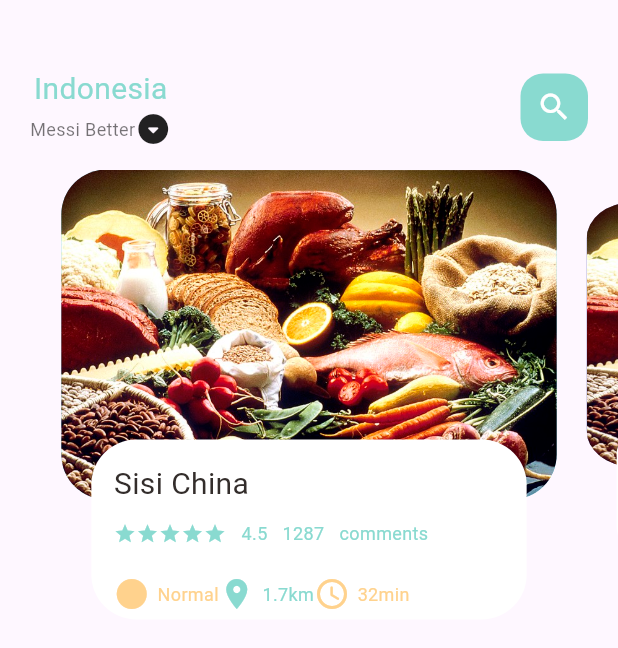
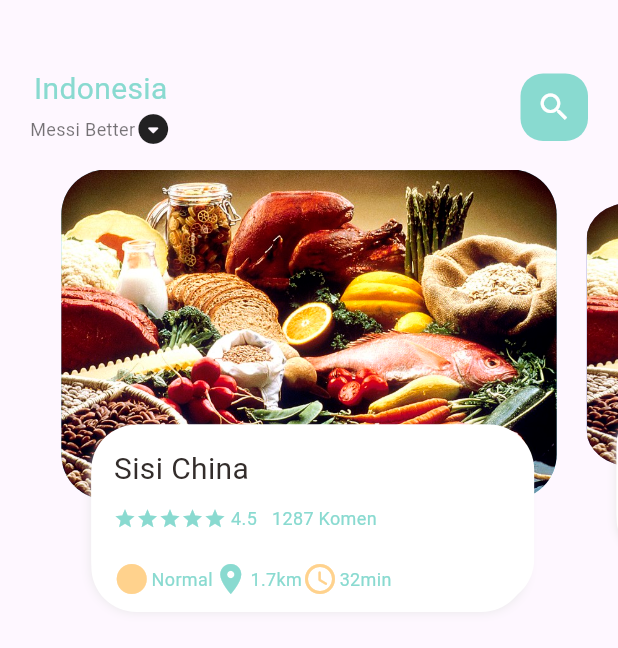
Before and after one commit to Rofiqii/Project_Kelompok5, a Flutter app: the screen it shows after launch, on a phone screen of 412 x 824 dp. Shown: the top 648 px of the screen. Run offline on Flutter 3.47's test engine with Material 3 defaults, Android fonts, the phone set to English and light mode, and no system bars.

Commit message:
fix style overflow main page

```diff
--- a/flutter_application_1/lib/home/food_page_body.dart
+++ b/flutter_application_1/lib/home/food_page_body.dart
@@ -15,8 +15,8 @@ class FoodPageBody extends StatefulWidget {
 class _FoodPageBodyState extends State<FoodPageBody> {
   PageController pageController = PageController(viewportFraction: 0.85);
   var _currPageValue = 0.0;
-  double _scaleFactor=0.8;
-  double _height=220;
+  double _scaleFactor = 0.8;
+  double _height = 220;
   @override
   void initState() {
     super.initState();
@@ -39,34 +39,38 @@ class _FoodPageBodyState extends State<FoodPageBody> {
       height: 320,
       child: PageView.builder(
           controller: pageController,
-          itemCount: 5,
+          itemCount: 3,
           itemBuilder: (context, position) {
             return _buildPageItem(position);
           }),
     );
   }
 
-
   Widget _buildPageItem(int index) {
     Matrix4 matrix = new Matrix4.identity();
-    if (index==_currPageValue.floor()) {
-      var currScale = 1-(_currPageValue-index)*(1-_scaleFactor);
-      var currTrans = _height*(1-currScale)/2;
-      matrix = Matrix4.diagonal3Values(1, currScale, 1)..setTranslationRaw(0, currTrans, 0);
 
-    } else if(index ==_currPageValue.floor()+1){
-      var currScale = _scaleFactor+(_currPageValue-index+1)*(1-_scaleFactor);
-      var currTrans = _height*(1-currScale)/2;
+    if (index == _currPageValue.floor()) {
+      var currScale = 1 - (_currPageValue - index) * (1 - _scaleFactor);
+      var currTrans = _height * (1 - currScale) / 2;
+      matrix = Matrix4.diagonal3Values(1, currScale, 1)
+        ..setTranslationRaw(0, currTrans, 0);
+    } else if (index == _currPageValue.floor() + 1) {
+      var currScale =
+          _scaleFactor + (_currPageValue - index + 1) * (1 - _scaleFactor);
+      var currTrans = _height * (1 - currScale) / 2;
       matrix = Matrix4.diagonal3Values(1, currScale, 1);
-      matrix = Matrix4.diagonal3Values(1, currScale, 1)..setTranslationRaw(0, currTrans, 0);
-
-    } else if(index ==_currPageValue.floor()-1){
-      var currScale = _scaleFactor+(_currPageValue-index+1)*(1-_scaleFactor);var currTrans = _height*(1-currScale);
+      matrix = Matrix4.diagonal3Values(1, currScale, 1)
+        ..setTranslationRaw(0, currTrans, 0);
+    } else if (index == _currPageValue.floor() - 1) {
+      var currScale = 1 - (_currPageValue - index) * (1 - _scaleFactor);
+      var currTrans = _height * (1 - currScale) / 2;
       matrix = Matrix4.diagonal3Values(1, currScale, 1);
-      matrix = Matrix4.diagonal3Values(1, currScale, 1)..setTranslationRaw(0, currTrans, 0);
+      matrix = Matrix4.diagonal3Values(1, currScale, 1)
+        ..setTranslationRaw(0, currTrans, 0);
     } else {
-      var currScale=0.8;
-      matrix = Matrix4.diagonal3Values(1, currScale, 1)..setTranslationRaw(0, _height*(1-_scaleFactor)/2, 1);
+      var currScale = 0.8;
+      matrix = Matrix4.diagonal3Values(1, currScale, 1)
+        ..setTranslationRaw(0, _height * (1 - _scaleFactor) / 2, 1);
     }
 
     return Transform(
@@ -87,9 +91,18 @@ class _FoodPageBodyState extends State<FoodPageBody> {
             alignment: Alignment.bottomCenter,
             child: Container(
               height: 120,
-            margin: EdgeInsets.only(left: 30, right: 30, bottom: 20),
+              margin: EdgeInsets.only(left: 30, right: 30, bottom: 30),
               decoration: BoxDecoration(
-                borderRadius: BorderRadius.circular(30), color: Colors.white),
+                  borderRadius: BorderRadius.circular(30),
+                  color: Colors.white,
+                  boxShadow: [
+                    BoxShadow(
+                        color: Color(0xFFe8e8e8),
+                        blurRadius: 5.0,
+                        offset: Offset(0, 5)),
+                    BoxShadow(color: Colors.white, offset: Offset(-0, 5)),
+                    BoxShadow(color: Colors.white, offset: Offset(5, 0))
+                  ]),
               child: Container(
                 padding: EdgeInsets.only(top: 15, left: 15, right: 15),
                 child: Column(
@@ -111,7 +124,7 @@ class _FoodPageBodyState extends State<FoodPageBody> {
                                   )),
                         ),
                         SizedBox(
-                        width: 10,
+                          width: 3,
                         ),
                         SmallText(text: "4.5"),
                         SizedBox(
@@ -119,9 +132,9 @@ class _FoodPageBodyState extends State<FoodPageBody> {
                         ),
                         SmallText(text: "1287"),
                         SizedBox(
-                        width: 10,
+                          width: 3,
                         ),
-                      SmallText(text: "comments")
+                        SmallText(text: "Komen")
                       ],
                     ),
                     SizedBox(
@@ -152,3 +165,4 @@ class _FoodPageBodyState extends State<FoodPageBody> {
       ),
     );
   }
+}
--- a/flutter_application_1/lib/widgets/icon_and_text_widget.dart
+++ b/flutter_application_1/lib/widgets/icon_and_text_widget.dart
@@ -21,11 +21,10 @@ class IconAndTextWidget extends StatelessWidget {
           color: iconColor,
         ),
         SizedBox(
-          width: 5,
+          width: 1,
         ),
         SmallText(
-          text: text,
-          color: iconColor,
+          text: text
         )
       ],
     );
--- a/flutter_application_1/pubspec.yaml
+++ b/flutter_application_1/pubspec.yaml
@@ -30,6 +30,7 @@ environment:
 dependencies:
   flutter:
     sdk: flutter
+  dots_indicator: ^2.1.1
 
 
   # The following adds the Cupertino Icons font to your application.
```
Also changed, not shown: flutter_application_1/pubspec.lock. Lines whose indentation alone changed are shown as unchanged.
